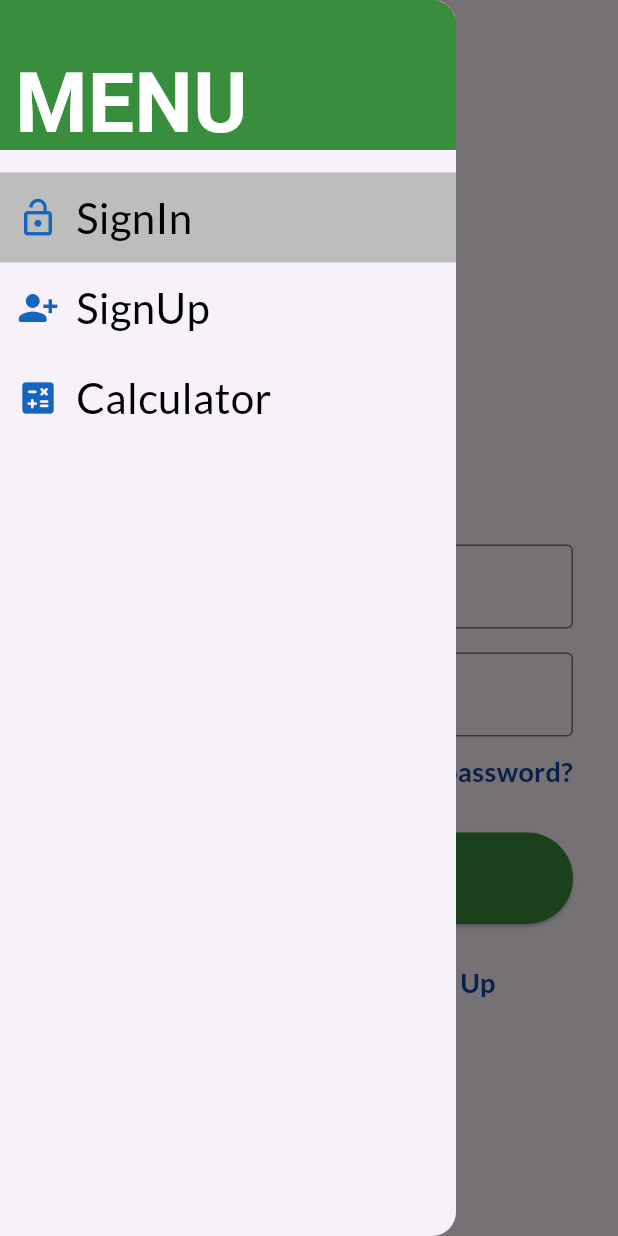
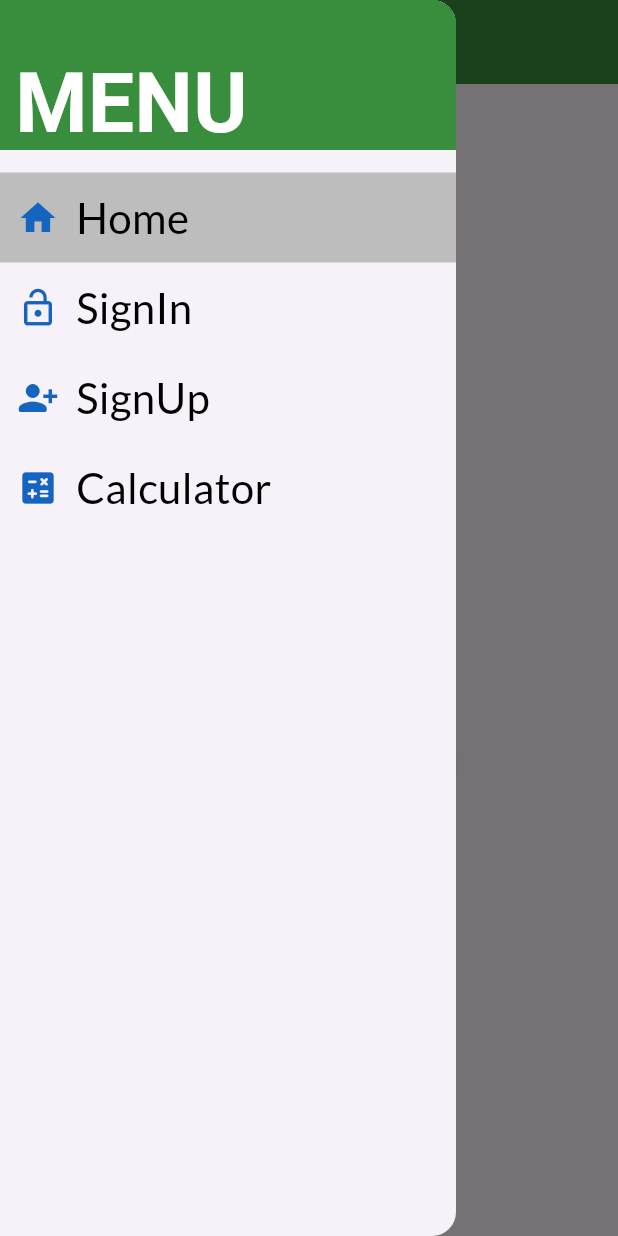
Before and after one commit to manzidenis/hello, a Flutter app: the screen it shows after launch, with the side drawer open, on a phone screen of 412 x 824 dp. Run offline on Flutter 3.47's test engine with Material 3 defaults, Android fonts, the phone set to English and light mode, and no system bars; our stand-ins replace google_fonts; Roboto replaces fonts that are missing (Bahianita).

Commit message:
adding the home.dart for the homePage/homeScreen UI

```diff
--- /dev/null
+++ b/lib/home.dart
@@ -0,0 +1,48 @@
+import 'package:flutter/material.dart';
+
+class HomeScreen extends StatelessWidget {
+  @override
+  Widget build(BuildContext context) {
+    return Scaffold(
+      body: Center(
+        child: Column(
+          mainAxisAlignment: MainAxisAlignment.center,
+          children: <Widget>[
+            ElevatedButton.icon(
+              onPressed: () {
+                // Sign In button action
+              },
+              icon: Icon(Icons.lock_open, color: Colors.white),
+              label: Text('Sign In', style: TextStyle(color: Colors.white, fontSize: 28)),
+              style: ElevatedButton.styleFrom(
+                backgroundColor: Colors.green[700],
+              ),
+            ),
+            SizedBox(height: 20),
+            ElevatedButton.icon(
+              onPressed: () {
+                // Sign Out button action
+              },
+              icon: Icon(Icons.person_add_alt_1_rounded, color: Colors.white),
+              label: Text('Sign Up', style: TextStyle(color: Colors.white, fontSize: 28)),
+              style: ElevatedButton.styleFrom(
+                backgroundColor: Colors.green[700],
+              ),
+            ),
+            SizedBox(height: 20),
+            ElevatedButton.icon(
+              onPressed: () {
+                // Calculator button action
+              },
+              icon: Icon(Icons.calculate, color: Colors.white),
+              label: Text('Calculator', style: TextStyle(color: Colors.white, fontSize: 28)),
+              style: ElevatedButton.styleFrom(
+                backgroundColor: Colors.green[700],
+              ),
+            ),
+          ],
+        ),
+      ),
+    );
+  }
+}
--- a/lib/main.dart
+++ b/lib/main.dart
@@ -4,6 +4,7 @@ import 'my_header_drawer.dart';
 import 'login.dart';
 import 'Calculator.dart';
 import 'signup.dart';
+import 'home.dart';
 
 void main() {
   runApp(const MyApp());
@@ -27,27 +28,57 @@ class HomePage extends StatefulWidget {
   @override
   State<HomePage> createState() => _HomePageState();
 }
+
 class _HomePageState extends State<HomePage> {
-  var currentPage = DrawerSections.login;
+  var currentPage = DrawerSections.home;
 
   @override
   Widget build(BuildContext context) {
     var container;
     var appBar;
-    if (currentPage == DrawerSections.login) {
+
+    if (currentPage == DrawerSections.home) {
+      container = HomeScreen();
+      appBar = AppBar(
+        iconTheme: IconThemeData(color: Colors.white, size: 34),
+        title: Text('Flutter Demo App', style: TextStyle(fontSize: 28, color: Colors.black, fontWeight: FontWeight.bold)),
+        backgroundColor: Colors.green[700],
+      );
+    } else if (currentPage == DrawerSections.login) {
       container = Login();
       appBar = AppBar(
-        iconTheme: IconThemeData(color: Colors.black, size: 35),
+        leading: IconButton(
+          icon: Icon(Icons.arrow_back, color: Colors.black, size: 35),
+          onPressed: () {
+            setState(() {
+              currentPage = DrawerSections.home;
+            });
+          },
+        ),
       );
     } else if (currentPage == DrawerSections.signup) {
       container = SignUp();
       appBar = AppBar(
-        iconTheme: IconThemeData(color: Colors.black, size: 35),
+        leading: IconButton(
+          icon: Icon(Icons.arrow_back, color: Colors.black, size: 35),
+          onPressed: () {
+            setState(() {
+              currentPage = DrawerSections.home;
+            });
+          },
+        ),
       );
     } else if (currentPage == DrawerSections.calculator) {
       container = CalculatorScreen();
       appBar = AppBar(
-        iconTheme: IconThemeData(color: Colors.white, size: 35),
+        leading: IconButton(
+          icon: Icon(Icons.arrow_back, color: Colors.white, size: 35),
+          onPressed: () {
+            setState(() {
+              currentPage = DrawerSections.home;
+            });
+          },
+        ),
         backgroundColor: Colors.black,
       );
     }
@@ -77,11 +108,13 @@ class _HomePageState extends State<HomePage> {
       padding: EdgeInsets.only(top: 15, bottom: 15),
       child: Column(
         children: [
-          menuItem(1, "SignIn", Icons.lock_open,
+          menuItem(1, "Home", Icons.home,
+              currentPage == DrawerSections.home ? true : false),
+          menuItem(2, "SignIn", Icons.lock_open,
               currentPage == DrawerSections.login ? true : false),
-          menuItem(2, "SignUp", Icons.person_add_alt_1_rounded,
+          menuItem(3, "SignUp", Icons.person_add_alt_1_rounded,
               currentPage == DrawerSections.signup ? true : false),
-          menuItem(3, "Calculator", Icons.calculate_rounded,
+          menuItem(4, "Calculator", Icons.calculate_rounded,
               currentPage == DrawerSections.calculator ? true : false),
         ],
       ),
@@ -96,10 +129,12 @@ class _HomePageState extends State<HomePage> {
           Navigator.pop(context);
           setState(() {
             if (id == 1) {
+              currentPage = DrawerSections.home;
+            } else if (id == 2) {
               currentPage = DrawerSections.login;
-            } else if (id == 2) {
+            } else if (id == 3) {
               currentPage = DrawerSections.signup;
-            } else if (id == 3) {
+            } else if (id == 4) {
               currentPage = DrawerSections.calculator;
             }
           });
@@ -134,6 +169,7 @@ class _HomePageState extends State<HomePage> {
 }
 
 enum DrawerSections {
+  home,
   login,
   signup,
   calculator,
--- a/lib/signup.dart
+++ b/lib/signup.dart
@@ -61,6 +61,14 @@ class SignUp extends StatelessWidget {
                   border: OutlineInputBorder(),
                 ),
               ),
+              SizedBox(height: 16.0),
+              TextField(
+                obscureText: true,
+                decoration: InputDecoration(
+                  labelText: 'Confirm Password',
+                  border: OutlineInputBorder(),
+                ),
+              ),
               // SizedBox(height: 16.0),
               // TextField(
               //   obscureText: true,
```
